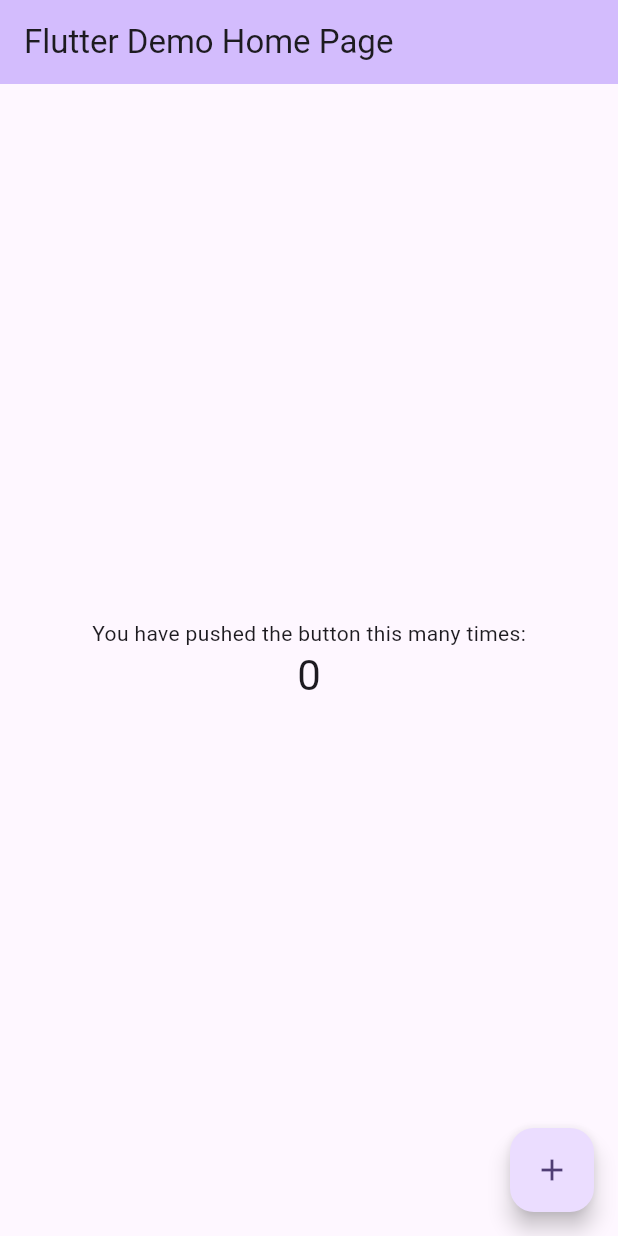
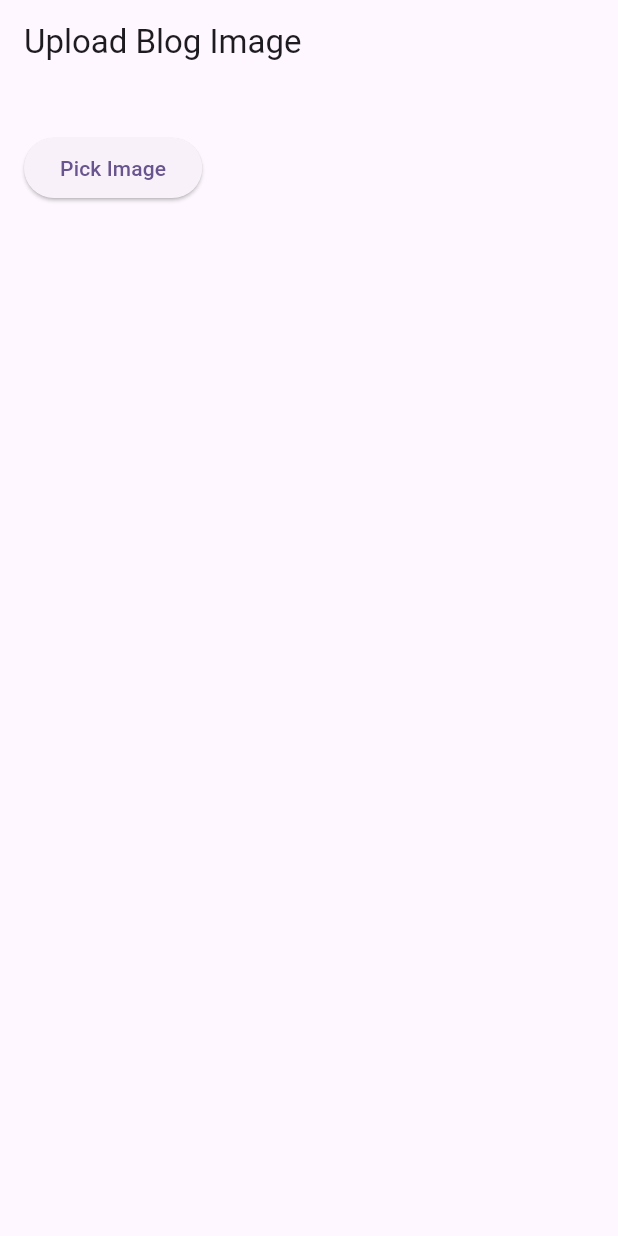
Before and after one commit to shamna-chakki/gemini_ai_app, a Flutter app: the screen it shows after launch, on a phone screen of 412 x 824 dp. Run offline on Flutter 3.47's test engine with Material 3 defaults, Android fonts, the phone set to English and light mode, and no system bars; our stand-ins replace google_generative_ai, image_picker.

Commit message:
To enhance title and description using gemini.
To enhance title and description using gemini while uploading image

```diff
--- /dev/null
+++ b/lib/blog_caption.dart
@@ -0,0 +1,15 @@
+
+class BlogCaption {
+ final String title;
+ final String description;
+
+ BlogCaption({required this.title, required this.description});
+
+ factory BlogCaption.fromJson(Map<String, dynamic> json) {
+  return BlogCaption(
+   title: json['title'] ?? 'Untitled',
+   description: json['description'] ?? '',
+  );
+ }
+
+}
--- /dev/null
+++ b/lib/caption_provider.dart
@@ -0,0 +1,31 @@
+import 'dart:developer';
+import 'dart:io';
+
+import 'package:flutter/foundation.dart';
+
+import 'blog_caption.dart';
+import 'gemini_service.dart';
+
+class CaptionProvider extends ChangeNotifier{
+
+  final GeminiService geminiService;
+
+  CaptionProvider({required this.geminiService});
+
+  BlogCaption? _caption;
+  bool _loading = false;
+
+  BlogCaption? get caption => _caption;
+  bool get loading => _loading;
+
+  Future<void> generate(File imageFile) async {
+    _loading = true;
+    notifyListeners();
+
+    _caption = await geminiService.generateCaption(imageFile);
+log('$_caption',name: 'Caption');
+    _loading = false;
+    notifyListeners();
+  }
+
+}
--- /dev/null
+++ b/lib/gemini_service.dart
@@ -0,0 +1,46 @@
+import 'dart:convert';
+import 'dart:io';
+import 'package:google_generative_ai/google_generative_ai.dart';
+
+import 'blog_caption.dart';
+import 'env.dart';
+
+
+class GeminiService {
+  final GenerativeModel _model;
+
+  GeminiService(String apiKey)
+      : _model = GenerativeModel(
+    model: Env.model, // or latest available model
+    apiKey: Env.apiKey,
+  );
+
+  Future<BlogCaption?> generateCaption(File imageFile) async {
+    try {
+      final bytes = await imageFile.readAsBytes();
+
+      final prompt = TextPart(
+        'Return only JSON like {"title":"...", "description":"..."}.\n'
+            'Generate a catchy blog title (<=8 words) and a short description.',
+      );
+
+      final imagePart = DataPart('image/jpeg', bytes);
+      // _model = GenerativeModel(
+      //    model: Env.model,
+      //     apiKey: Env.apiKey,);
+
+      final response =
+      await _model.generateContent([Content.multi([prompt, imagePart])]);
+
+      final text = response.text ?? '';
+      final match = RegExp(r'\{[\s\S]*\}').firstMatch(text);
+      if (match == null) return null;
+
+      final jsonMap = json.decode(match.group(0)!);
+      return BlogCaption.fromJson(jsonMap);
+    } catch (e) {
+      print('Error generating caption: $e');
+      return null;
+    }
+  }
+}
--- /dev/null
+++ b/lib/screen_gemini.dart
@@ -0,0 +1,64 @@
+import 'dart:io';
+
+import 'package:flutter/material.dart';
+import 'package:image_picker/image_picker.dart';
+import 'package:provider/provider.dart';
+
+import 'caption_provider.dart';
+
+class ScreenGemini extends StatefulWidget {
+  const ScreenGemini({super.key});
+
+  @override
+  State<ScreenGemini> createState() => _ScreenGeminiState();
+}
+
+class _ScreenGeminiState extends State<ScreenGemini> {
+  File? _image;
+  final picker = ImagePicker();
+
+  Future<void> pickImage() async {
+    final picked = await picker.pickImage(source: ImageSource.gallery);
+    if (picked != null) {
+      setState(() => _image = File(picked.path));
+      final provider = context.read<CaptionProvider>();
+      provider.generate(_image!);
+    }
+  }
+
+  @override
+  Widget build(BuildContext context) {
+    final provider = context.watch<CaptionProvider>();
+    return Scaffold(
+      appBar: AppBar(title: const Text("Upload Blog Image")),
+      body: Padding(
+        padding: const EdgeInsets.all(16),
+        child: Column(
+          children: [
+            if (_image != null)
+              Image.file(_image!, height: 200, fit: BoxFit.cover),
+            const SizedBox(height: 16),
+            ElevatedButton(
+              onPressed: pickImage,
+              child: const Text("Pick Image"),
+            ),
+            const SizedBox(height: 16),
+            if (provider.loading) const CircularProgressIndicator(),
+            if (provider.caption != null) ...[
+              Text(
+                "Title: ${provider.caption!.title}",
+                style: const TextStyle(
+                  fontSize: 18,
+                  fontWeight: FontWeight.bold,
+                ),
+              ),
+              const SizedBox(height: 8),
+              Text("Description: ${provider.caption!.description}"),
+            ],
+          ],
+        ),
+      ),
+    );
+  }
+
+}
--- a/pubspec.yaml
+++ b/pubspec.yaml
@@ -34,6 +34,12 @@ dependencies:
   # The following adds the Cupertino Icons font to your application.
   # Use with the CupertinoIcons class for iOS style icons.
   cupertino_icons: ^1.0.8
+  google_generative_ai: ^0.4.7
+  http: ^1.5.0
+  image_picker: ^1.2.0
+  flutter_gemini: ^3.0.0
+  provider: ^6.1.5+1
+
 
 dev_dependencies:
   flutter_test:
```
Also changed, not shown: lib/main.dart (+247 -58 lines), pubspec.lock, 2 other files.
